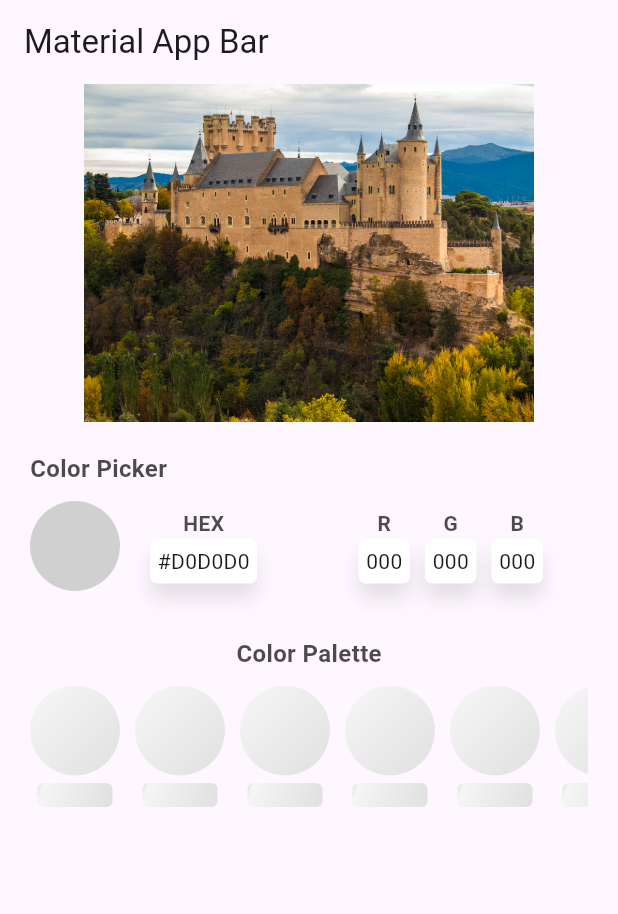
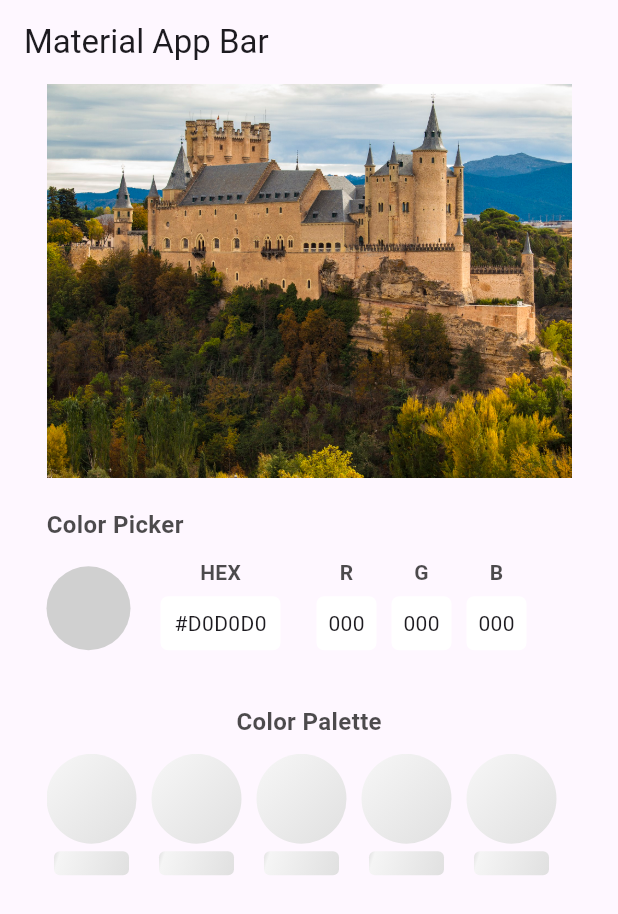
Before and after one commit to DarienRomero/flutter_color_palette, a Flutter app: the screen it shows after launch, on a phone screen of 412 x 824 dp. Shown: the top 914 px of the screen. Run offline on Flutter 3.47's test engine with Material 3 defaults, Android fonts, the phone set to English and light mode, and no system bars.

Commit message:
feat: selectable interface

```diff
--- a/example/lib/main.dart
+++ b/example/lib/main.dart
@@ -17,9 +17,22 @@ class MyApp extends StatelessWidget {
         appBar: AppBar(
           title: const Text('Material App Bar'),
         ),
-        body: const Center(
+        body: Center(
           child: FlutterColorPalette(
-            imageProvider: AssetImage("assets/big-image.jpg"),
+            width: 350,
+            imageProvider: const AssetImage("assets/big-image.jpg"),
+            onHexSelected: (hex) {
+              print("Hex selected: $hex");
+            },
+            onRedSelected: (red) {
+              print("Red selected: $red");
+            },
+            onGreenSelected: (green) {
+              print("Green selected: $green");
+            },
+            onBlueSelected: (blue) {
+              print("Blue selected: $blue");
+            },
           )
         ),
       ),
--- a/lib/flutter_color_palette.dart
+++ b/lib/flutter_color_palette.dart
@@ -11,9 +11,19 @@ import 'package:flutter_color_palette/widgets/color_palette_selectables.dart';
 
 class FlutterColorPalette extends StatefulWidget {
   final ImageProvider<Object> imageProvider;
+  final Function(String) onHexSelected;
+  final Function(int) onRedSelected;
+  final Function(int) onGreenSelected;
+  final Function(int) onBlueSelected;
+  final double width;
   const FlutterColorPalette({
     super.key,
-    required this.imageProvider
+    required this.imageProvider,
+    required this.onHexSelected,
+    required this.onRedSelected,
+    required this.onGreenSelected,
+    required this.onBlueSelected,
+    this.width = 300,
   });
 
   @override
@@ -49,17 +59,15 @@ class _FlutterColorPaletteState extends State<FlutterColorPalette> {
 
   @override
   Widget build(BuildContext context) {
-    return Container(
-      padding: const EdgeInsets.symmetric(
-        horizontal: 20
-      ),
+    return SizedBox(
+      width: widget.width,
       child: Column(
         children: [
           ValueListenableBuilder<Uint8List?>(
             valueListenable: _imageBytesNotifier,
             builder: (context, imageBytes, child) {
               return FlexibleImageWidget(
-                width: 300,
+                width: widget.width,
                 imageProvider: widget.imageProvider,
                 imageBytes: imageBytes,
                 onColorDetected: (color) {
@@ -71,6 +79,10 @@ class _FlutterColorPaletteState extends State<FlutterColorPalette> {
           Container(height: 20),
           ColorPaletteSelectables(
             colorDetectedNotifier: _colorDetectedNotifier,
+            onHexSelected: widget.onHexSelected,
+            onRedSelected: widget.onRedSelected,
+            onGreenSelected: widget.onGreenSelected,
+            onBlueSelected: widget.onBlueSelected,
           ),
           Container(height: 30),
           Text(
@@ -85,6 +97,7 @@ class _FlutterColorPaletteState extends State<FlutterColorPalette> {
           ColorItemList(
             colorModelsNotifier: _colorModelsNotifier,
             isLoadingNotifier: _isLoadingNotifier,
+            onHexSelected: widget.onHexSelected,
           ),
         ],
       ),
--- a/lib/widgets/color_item.dart
+++ b/lib/widgets/color_item.dart
@@ -1,15 +1,18 @@
 import 'package:flutter/material.dart';
 import 'package:flutter_color_palette/models/color_model.dart';
+import 'package:flutter_color_palette/widgets/custom_rounded_button.dart';
 import 'package:flutter_color_palette/widgets/skeleton_widget.dart';
 
 class ColorItem extends StatelessWidget {
   final ColorModel? colorModel;
   final bool isLoading;
+  final Function(String)? onHexSelected;
 
   const ColorItem({
     super.key,
     this.colorModel,
     this.isLoading = false,
+    this.onHexSelected,
   });
 
   @override
@@ -18,7 +21,13 @@ class ColorItem extends StatelessWidget {
       return const ColorItemSkeleton();
     }
 
-    return Column(
+    return CustomRoundedButton(
+      onPressed: () {
+        if (onHexSelected != null) {
+          onHexSelected!(colorModel!.hex);
+        }
+      },
+      child: Column(
         key: Key(colorModel!.hex),
         children: [
           Container(
@@ -30,11 +39,15 @@ class ColorItem extends StatelessWidget {
             ),
           ),
           Container(height: 5),
-        Text(colorModel!.hex, style: TextStyle(
+          FittedBox(
+            fit: BoxFit.scaleDown,
+            child: Text(colorModel!.hex, style: TextStyle(
               fontSize: 14,
               color: Colors.black.withOpacity(0.7)
             )),
+          ),
         ],
+      )
     );
   }
 }
--- a/lib/widgets/color_item_list.dart
+++ b/lib/widgets/color_item_list.dart
@@ -1,15 +1,18 @@
 import 'package:flutter/material.dart';
 import 'package:flutter_color_palette/models/color_model.dart';
 import 'package:flutter_color_palette/widgets/color_item.dart';
+import 'package:flutter_color_palette/widgets/scroll_indicator_widget.dart';
 
 class ColorItemList extends StatelessWidget {
   final ValueNotifier<List<ColorModel>> colorModelsNotifier;
   final ValueNotifier<bool> isLoadingNotifier;
+  final Function(String) onHexSelected;
 
   const ColorItemList({
     super.key,
     required this.colorModelsNotifier,
     required this.isLoadingNotifier,
+    required this.onHexSelected,
   });
 
   @override
@@ -37,17 +40,11 @@ class ColorItemList extends StatelessWidget {
             }
 
             return SizedBox(
-              height: 100,
-              child: ListView.separated(
-                scrollDirection: Axis.horizontal,
-                itemCount: colorModels.length,
-                itemBuilder: (context, index) {
-                  final item = colorModels[index];
-                  return ColorItem(colorModel: item);
-                },
-                separatorBuilder: (context, index) {
-                  return Container(width: 10);
-                },
+              height: 90,
+              child: ScrollIndicatorWidget(
+                height: 90,
+                colorModels: colorModels,
+                onHexSelected: onHexSelected,
               ),
             );
           },
--- a/lib/widgets/color_palette_selectables.dart
+++ b/lib/widgets/color_palette_selectables.dart
@@ -1,13 +1,22 @@
 import 'package:flutter/material.dart';
 import 'package:flutter_color_palette/models/color_model.dart';
+import 'package:flutter_color_palette/widgets/custom_rounded_button.dart';
 import 'package:flutter_color_palette/widgets/data_indicator.dart';
 
 class ColorPaletteSelectables extends StatelessWidget {
   final ValueNotifier<ColorModel?> colorDetectedNotifier;
+  final Function(String) onHexSelected;
+  final Function(int) onRedSelected;
+  final Function(int) onGreenSelected;
+  final Function(int) onBlueSelected;
 
   const ColorPaletteSelectables({
     super.key,
     required this.colorDetectedNotifier,
+    required this.onHexSelected,
+    required this.onRedSelected,
+    required this.onGreenSelected,
+    required this.onBlueSelected,
   });
 
   @override
@@ -28,12 +37,17 @@ class ColorPaletteSelectables extends StatelessWidget {
               crossAxisAlignment: CrossAxisAlignment.center,
               mainAxisSize: MainAxisSize.max,
               children: [
-                Container(
-                  width: 60,
-                  height: 60,
-                  decoration: BoxDecoration(
-                    shape: BoxShape.circle,
-                    color: colorDetected?.color ?? const Color(0xFFD0D0D0)
+                CustomRoundedButton(
+                  onPressed: () {
+                    onHexSelected(colorDetected?.hex ?? "#D0D0D0");
+                  },
+                  child: Container(
+                    width: 60,
+                    height: 60,
+                    decoration: BoxDecoration(
+                      shape: BoxShape.circle,
+                      color: colorDetected?.color ?? const Color(0xFFD0D0D0)
+                    ),
                   ),
                 ),
                 Container(width: 20),
@@ -42,14 +56,42 @@ class ColorPaletteSelectables extends StatelessWidget {
                     mainAxisSize: MainAxisSize.max,
                     mainAxisAlignment: MainAxisAlignment.spaceBetween,
                     children: [
-                      DataIndicator(title: "HEX", value: colorDetected?.hex ?? "#D0D0D0"),
+                      DataIndicator(
+                        title: "HEX",
+                        width: 80,
+                        value: colorDetected?.hex ?? "#D0D0D0",
+                        onPressed: () {
+                          onHexSelected(colorDetected?.hex ?? "#D0D0D0");
+                        },
+                      ),
                       Row(
                         children: [
-                          DataIndicator(title: "R", value: (colorDetected?.red.toString() ?? "0").padLeft(3, '0')),
+                          DataIndicator(
+                            title: "R",
+                            width: 40,
+                            value: (colorDetected?.red.toString() ?? "0").padLeft(3, '0'),
+                            onPressed: () {
+                              onRedSelected(colorDetected?.red ?? 0);
+                            },
+                          ),
                           Container(width: 10),
-                          DataIndicator(title: "G", value: (colorDetected?.green.toString() ?? "0").padLeft(3, '0')),
+                          DataIndicator(
+                            title: "G",
+                            width: 40,
+                            value: (colorDetected?.green.toString() ?? "0").padLeft(3, '0'),
+                            onPressed: () {
+                              onGreenSelected(colorDetected?.green ?? 0);
+                            },
+                          ),
                           Container(width: 10),
-                          DataIndicator(title: "B", value: (colorDetected?.blue.toString() ?? "0").padLeft(3, '0')),
+                          DataIndicator(
+                            title: "B",
+                            width: 40,
+                            value: (colorDetected?.blue.toString() ?? "0").padLeft(3, '0'),
+                            onPressed: () {
+                              onBlueSelected(colorDetected?.blue ?? 0);
+                            },
+                          ),
                         ],
                       ),
                     ],
--- /dev/null
+++ b/lib/widgets/custom_rounded_button.dart
@@ -0,0 +1,26 @@
+import 'package:flutter/material.dart';
+
+class CustomRoundedButton extends StatelessWidget {
+  final Function() onPressed;
+  final Widget child;
+
+  const CustomRoundedButton({
+    super.key,
+    required this.onPressed,
+    required this.child,
+  });
+
+  @override
+  Widget build(BuildContext context) {
+    return RawMaterialButton(
+      padding: EdgeInsets.zero,
+      onPressed: onPressed,
+      shape: RoundedRectangleBorder(
+        borderRadius: BorderRadius.circular(10),
+      ),
+      constraints: const BoxConstraints.tightFor(width: 56, height: 56),
+      materialTapTargetSize: MaterialTapTargetSize.shrinkWrap,
+      child: child,
+    );
+  }
+}
--- a/lib/widgets/data_indicator.dart
+++ b/lib/widgets/data_indicator.dart
@@ -3,11 +3,15 @@ import 'package:flutter/material.dart';
 class DataIndicator extends StatelessWidget {
   final String title;
   final String value;
+  final double width;
+  final Function() onPressed;
 
   const DataIndicator({
     super.key,
     required this.title,
-    required this.value
+    required this.value,
+    this.width = 40,
+    required this.onPressed,
   });
 
   @override
@@ -19,20 +23,18 @@ class DataIndicator extends StatelessWidget {
           fontWeight: FontWeight.bold,
           color: Colors.black.withOpacity(0.7)
         )),
-        Container(
-          decoration: BoxDecoration(
-            boxShadow: [
-              BoxShadow(
-                color: Colors.black.withOpacity(0.1),
-                blurRadius: 10,
-                offset: const Offset(0, 10)
-              )
-            ],
-            color: Colors.white,
-            borderRadius: BorderRadius.circular(5)
+        SizedBox(
+          width: width,
+          child: RawMaterialButton(
+            onPressed: onPressed,
+            elevation: 0,
+            fillColor: Colors.white,
+            shape: RoundedRectangleBorder(
+              borderRadius: BorderRadius.circular(5),
+            ),
+            padding: const EdgeInsets.all(5),
+            child: Text(value),
           ),
-          padding: const EdgeInsets.all(5),
-          child: Text(value),
         ),
       ],
     );
```
Also changed, not shown: lib/widgets/scroll_indicator_widget.dart (added, +148 -0 lines). Lines whose indentation alone changed are shown as unchanged.
